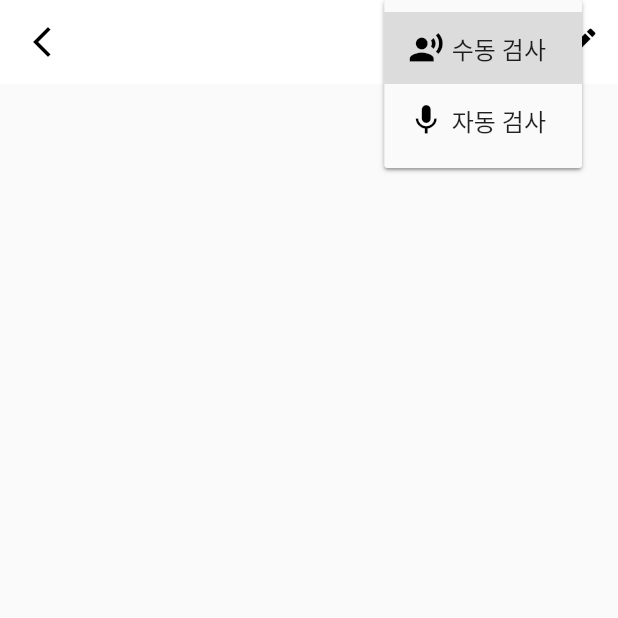
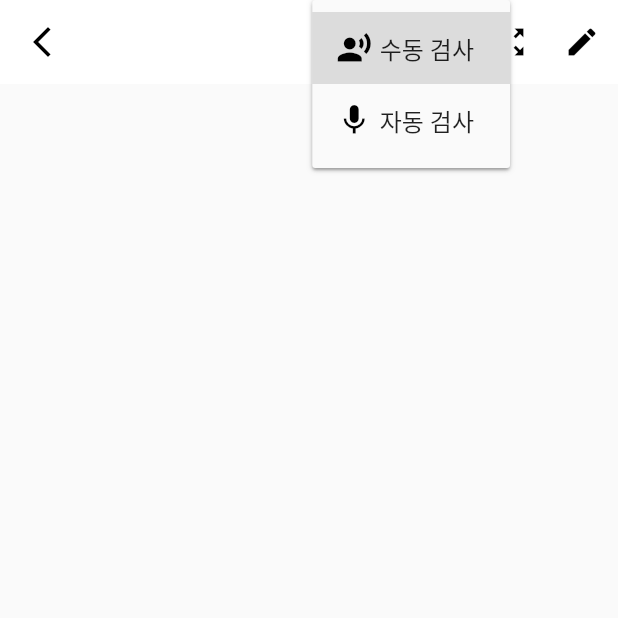
Before and after one commit to daiksoul/Haggadah, a Flutter app: the VerseCardPage screen opened directly with empty values, after a tap on the "checklist" icon, on a phone screen of 412 x 824 dp, the top half of it. Run offline on Flutter 3.47's test engine with Material 2 defaults, Android fonts, the phone set to English and light mode, and no system bars; our stand-ins replace carousel_slider, cloud_firestore, firebase_auth, firebase_core, flutter_speed_dial, google_sign_in and 3 more; missing offline and left inert: custom_selectable_text, dart:ffi; accounts and stored records are empty; generated files the repository leaves out were written again.

Commit message:
Selectable text and Expansion tile

```diff
--- a/lib/store/verse_card.dart
+++ b/lib/store/verse_card.dart
@@ -3,6 +3,7 @@ import 'package:haggah/bible/verse.dart';
 import 'package:haggah/main.dart';
 import 'package:haggah/store/storage.dart';
 import 'package:provider/provider.dart';
+import 'package:custom_selectable_text/custom_selectable_text.dart';
 
 class VerseCardPage extends StatefulWidget {
   const VerseCardPage({super.key});
@@ -17,6 +18,8 @@ class VerseCardState extends State<VerseCardPage> {
   late ApplicationState _app;
 
   final List<List> _verseList = [];
+
+  late List<bool> _expansion;
 
   @override
   void dispose() {
@@ -33,6 +36,7 @@ class VerseCardState extends State<VerseCardPage> {
       _stor = Provider.of<AppStorageState>(context, listen: false);
       _app = Provider.of<ApplicationState>(context, listen: false);
       _collect = ModalRoute.of(context)!.settings.arguments as VerseCollection;
+      _expansion = List.generate(_collect.verses.length, (index) => false);
       _verseList.clear();
       _verseList.addAll(List.generate(_collect.verses.length, (index) => []));
       for (int j = 0; j < _collect.verses.length; j++) {
@@ -61,7 +65,12 @@ class VerseCardState extends State<VerseCardPage> {
             hint: Padding(
               padding: const EdgeInsets.all(5),
               child: Column(
-                children: const [SizedBox(height: 10,),Icon(Icons.checklist)],
+                children: const [
+                  SizedBox(
+                    height: 10,
+                  ),
+                  Icon(Icons.checklist)
+                ],
               ),
             ),
             items: [
@@ -96,6 +105,18 @@ class VerseCardState extends State<VerseCardPage> {
               } else {
                 Navigator.pushNamed(context, "/test", arguments: _collect);
               }
+            },
+          ),
+          IconButton(
+            icon: const Icon(
+                Icons.zoom_out_map
+            ),
+            onPressed: (){
+              setState(() {
+                for(int i = 0; i<_verseList.length; i++){
+                  _expansion[i] = true;
+                }
+              });
             },
           ),
           IconButton(
@@ -160,7 +181,7 @@ class VerseCardState extends State<VerseCardPage> {
         ),
       ),
       body: ReorderableListView(
-        proxyDecorator: (child,index,animation){
+        proxyDecorator: (child, index, animation) {
           return Material(
             elevation: 0,
             color: Colors.transparent,
@@ -180,12 +201,40 @@ class VerseCardState extends State<VerseCardPage> {
         children: [
           for (int i = 0; i < _verseList.length; i++)
             Padding(
-              key: Key('$i'),
+              key: PageStorageKey(_collect.verses[i].getShortName()),
               padding: const EdgeInsets.all(5),
-              child: ListTile(
-                contentPadding: const EdgeInsets.symmetric(horizontal: 20,vertical: 10),
-                shape: RoundedRectangleBorder(side: BorderSide(color: Colors.lightGreen.shade200,width:0.5),borderRadius: const BorderRadius.all(Radius.circular(20))),
-                tileColor: i.isOdd ? Colors.lightGreen.shade50 : Colors.white,
+              child: Container(
+                decoration: BoxDecoration(
+                  color: i.isOdd ? Colors.lightGreen.shade50 : Colors.white,
+                  shape: BoxShape.rectangle,
+                  borderRadius: const BorderRadius.all(Radius.circular(20)),
+                  border:
+                      Border.all(color: Colors.lightGreen.shade200, width: 0.5),
+                ),
+                child: Theme(
+                  data: Theme.of(context)
+                      .copyWith(dividerColor: Colors.transparent),
+                  child: ExpansionTile(
+                    // key: PageStorageKey<String>('${_collect.verses[i].getShortName()}_1'),
+                    initiallyExpanded: _expansion[i],
+                    maintainState: true,
+                    controlAffinity: ListTileControlAffinity.leading,
+                    expandedAlignment: Alignment.centerLeft,
+                    leading: SizedBox(
+                      width: 30,
+                      height: 24,
+                      child: Align(
+                        alignment: Alignment.center,
+                        child: Text(
+                          '${i + 1}',
+                          textAlign: TextAlign.center,
+                          style: const TextStyle(
+                            // fontWeight: FontWeight.bold,
+                            fontSize: 15,
+                          ),
+                        ),
+                      ),
+                    ),
                     trailing: IconButton(
                       icon: const Icon(
                         Icons.delete_outline,
@@ -211,27 +260,93 @@ class VerseCardState extends State<VerseCardPage> {
                         });
                       },
                     ),
-                title: Column(
-                  crossAxisAlignment: CrossAxisAlignment.start,
+                    title: Text(
+                      _collect.verses[i].getShortName(),
+                      style: const TextStyle(fontWeight: FontWeight.bold),
+                    ),
                     children: [
-                    Text(
-                      _collect.verses[i].getShortName(),
-                      style: const TextStyle(
-                          fontWeight: FontWeight.bold, color: Colors.green),
+                      Padding(
+                        padding: const EdgeInsets.fromLTRB(20, 0, 20, 15),
+                        // child: Text(
+                        //   List.generate(_verseList[i].length, (index) => _verseList[i][index]["ZVERSE_CONTENT"].trim()).join(" "),
+                        //   textAlign: TextAlign.start,
+                        //   style: const TextStyle(fontSize: 15),
+                        // ),
+                        child: CustomSelectableText.rich(
+                          TextSpan(
+                            text: List.generate(_verseList[i].length, (index) => _verseList[i][index]["ZVERSE_CONTENT"].trim()).join(" "),
                           ),
-                    const SizedBox(
-                      height: 10,
+                          key: PageStorageKey<String>('${_collect.verses[i].getShortName()}_1'),
+                          textAlign: TextAlign.start,
+                          style: const TextStyle(fontSize: 15),
+                          items: [
+                            CustomSelectableTextItem.icon(
+                              icon: const Icon(Icons.select_all),
+                              controlType: SelectionControlType.selectAll,
                             ),
-                    for (Map map in _verseList[i]) ...[
-                      Text("${map["ZVERSE_NUMBER"]} ${map["ZVERSE_CONTENT"]}"
-                          .trim()),
-                      const SizedBox(
-                        height: 5,
+                            CustomSelectableTextItem.icon(
+                              icon: const Icon(Icons.format_underline),
+                              onPressed: (text){
+                                _collect.verses[i].comment['123'] = [];
+                              }
                             )
-                    ]
+                          ],
+                        ),
+                      )
                     ],
                   ),
                 ),
+              ),
+              // ListTile(
+              //   contentPadding: const EdgeInsets.symmetric(horizontal: 20,vertical: 10),
+              //   shape: RoundedRectangleBorder(side: BorderSide(color: Colors.lightGreen.shade200,width:0.5),borderRadius: const BorderRadius.all(Radius.circular(20))),
+              //   tileColor: i.isOdd ? Colors.lightGreen.shade50 : Colors.white,
+              //   trailing: IconButton(
+              //     icon: const Icon(
+              //       Icons.delete_outline,
+              //     ),
+              //     onPressed: () {
+              //       setState(() {
+              //         final removed = _collect.verses.removeAt(i);
+              //         final removedId = i;
+              //         final removedT = _verseList.removeAt(i);
+              //         ScaffoldMessenger.of(context).showSnackBar(SnackBar(
+              //           content: Text(
+              //               "${removed.getShortName()}절을 ${_collect.title}에서 제거하였습니다."),
+              //           action: SnackBarAction(
+              //             label: "취소",
+              //             onPressed: () {
+              //               setState(() {
+              //                 _collect.verses.insert(removedId, removed);
+              //                 _verseList.insert(i, removedT);
+              //               });
+              //             },
+              //           ),
+              //         ));
+              //       });
+              //     },
+              //   ),
+              //   title: Column(
+              //     crossAxisAlignment: CrossAxisAlignment.start,
+              //     children: [
+              //       Text(
+              //         _collect.verses[i].getShortName(),
+              //         style: const TextStyle(
+              //             fontWeight: FontWeight.bold, color: Colors.green),
+              //       ),
+              //       const SizedBox(
+              //         height: 10,
+              //       ),
+              //       for (Map map in _verseList[i]) ...[
+              //         Text("${map["ZVERSE_NUMBER"]} ${map["ZVERSE_CONTENT"]}"
+              //             .trim()),
+              //         const SizedBox(
+              //           height: 5,
+              //         )
+              //       ]
+              //     ],
+              //   ),
+              // ),
             ),
         ],
       ),
--- a/pubspec.yaml
+++ b/pubspec.yaml
@@ -34,6 +34,7 @@ dependencies:
 
   carousel_slider: ^4.1.1
   flutter_speed_dial: ^6.2.0
+  custom_selectable_text: ^0.4.0
 
   sqflite: ^2.2.0+3
   path: ^1.8.2
```
Also changed, not shown: pubspec.lock. Lines whose indentation alone changed are shown as unchanged.
